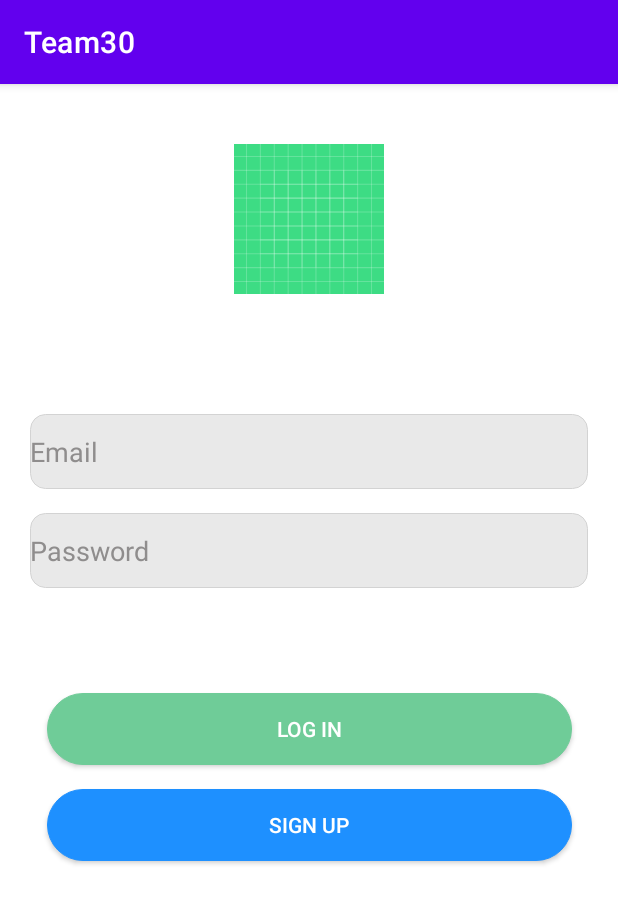
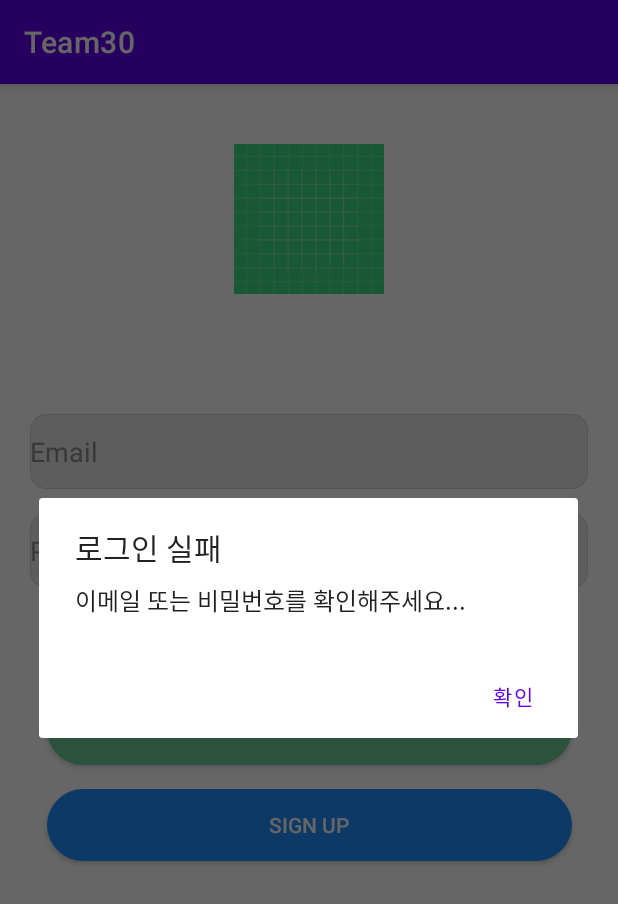
Before and after one commit to newJunsung/AdvancedMobileProgramming-Team30, an Android app: the screen it shows after launch (LoginActivity), after a tap on "LOG IN", on a phone screen of 412 x 824 dp. Shown: the top 904 px of the screen. Run offline under Robolectric (Android 15) with nearby library versions, the phone set to English and light mode, and no system bars; our stand-ins replace Firebase (no records; nobody signed in at launch, a user with empty details on screens opened directly).

Commit message:
로그인 실패 시, Dialog 출력

```diff
--- a/app/src/main/java/com/example/team30/LoginActivity.kt
+++ b/app/src/main/java/com/example/team30/LoginActivity.kt
@@ -1,10 +1,12 @@
 package com.example.team30
 
 import android.content.ContentValues.TAG
+import android.content.DialogInterface
 import android.content.Intent
 import androidx.appcompat.app.AppCompatActivity
 import android.os.Bundle
 import android.util.Log
+import androidx.appcompat.app.AlertDialog
 import com.example.team30.databinding.ActivityLoginBinding
 import com.google.firebase.firestore.FirebaseFirestore
 import com.google.firebase.firestore.ktx.firestore
@@ -25,6 +27,16 @@ class LoginActivity : AppCompatActivity() {
         var email = binding.emailEdit.text
         var password = binding.passwordEdit.text
 
+        val alertDialog = AlertDialog.Builder(this)
+            .setTitle("로그인 실패")
+            .setMessage("이메일 또는 비밀번호를 확인해주세요...")
+            .setPositiveButton("확인", object: DialogInterface.OnClickListener {
+                override fun onClick(dialog: DialogInterface?, which: Int) {
+                    Log.d("로그인", "로그인 실패")
+                }
+            })
+            .create()
+
         /*Firebase.auth.signInWithEmailAndPassword("admin@team30.com", "123456")
             .addOnCompleteListener {
                 if (it.isSuccessful) {
@@ -34,6 +46,7 @@ class LoginActivity : AppCompatActivity() {
                     println("########## 실패")
                 }
             }*/
+
         // 회원가입 페이지로 넘어감
         binding.signUpbtn.setOnClickListener {
             var intent = Intent(baseContext, SignUpActivity::class.java)
@@ -61,14 +74,17 @@ class LoginActivity : AppCompatActivity() {
                             password = binding.passwordEdit.text
                             binding.emailEdit.setText("")
                             binding.passwordEdit.setText("")
+                            alertDialog.show()
                         }
 
                     } else { // 이메일이 없는 경우
-                        Log.d(TAG, "No such document")
+//                        Log.d(TAG, "No such document")
+                        alertDialog.show()
                     }
                 }
                 .addOnFailureListener { exception ->
                     Log.d(TAG, "get failed with ", exception)
+
                 }
         }
     }
--- a/app/src/main/res/layout/activity_login.xml
+++ b/app/src/main/res/layout/activity_login.xml
@@ -47,7 +47,7 @@
 
         android:ems="10"
         android:hint="Password"
-        android:inputType="textPersonName"
+        android:inputType="textPassword"
         android:textColor="@color/black"
         android:textColorHint="@color/gray"
         app:layout_constraintEnd_toEndOf="parent"
```
